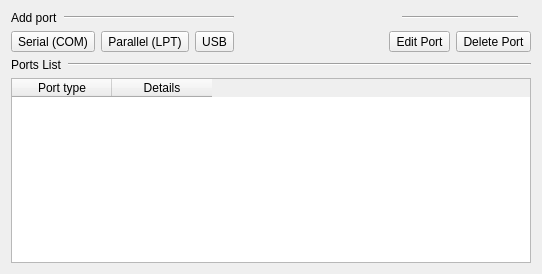
Qt form src/Ports_Tab_Widget.ui (tobimensch/aqemu) before a commit.
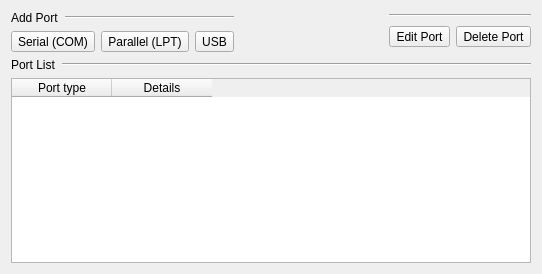
The same form after that commit. Icons and pictures are not drawn.

Patch:
```diff
--- a/src/Ports_Tab_Widget.ui
+++ b/src/Ports_Tab_Widget.ui
@@ -28,7 +28,7 @@
           </sizepolicy>
          </property>
          <property name="text">
-          <string>Add port</string>
+          <string>Add Port</string>
          </property>
         </widget>
        </item>
@@ -127,19 +127,6 @@
       <layout class="QGridLayout" name="gridLayout">
        <item row="0" column="0" colspan="2">
         <layout class="QHBoxLayout" name="horizontalLayout">
-         <item>
-          <widget class="QLabel" name="LL">
-           <property name="sizePolicy">
-            <sizepolicy hsizetype="Fixed" vsizetype="Preferred">
-             <horstretch>0</horstretch>
-             <verstretch>0</verstretch>
-            </sizepolicy>
-           </property>
-           <property name="text">
-            <string/>
-           </property>
-          </widget>
-         </item>
          <item>
           <widget class="Line" name="line_3">
            <property name="orientation">
@@ -147,19 +134,6 @@
            </property>
           </widget>
          </item>
-         <item>
-          <widget class="QLabel" name="LR">
-           <property name="sizePolicy">
-            <sizepolicy hsizetype="Fixed" vsizetype="Preferred">
-             <horstretch>0</horstretch>
-             <verstretch>0</verstretch>
-            </sizepolicy>
-           </property>
-           <property name="text">
-            <string/>
-           </property>
-          </widget>
-         </item>
         </layout>
        </item>
        <item row="1" column="0">
@@ -223,7 +197,7 @@
         </sizepolicy>
        </property>
        <property name="text">
-        <string>Ports List</string>
+        <string>Port List</string>
        </property>
       </widget>
      </item>
```
Left out of the diff: 12 changed lines with no effect on the pictures.
